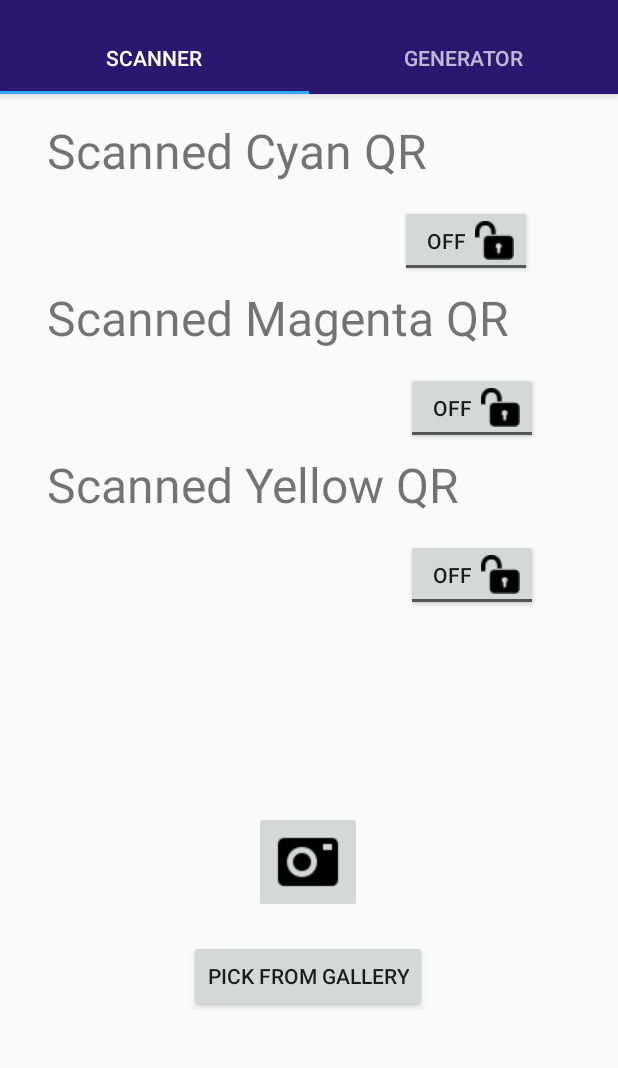
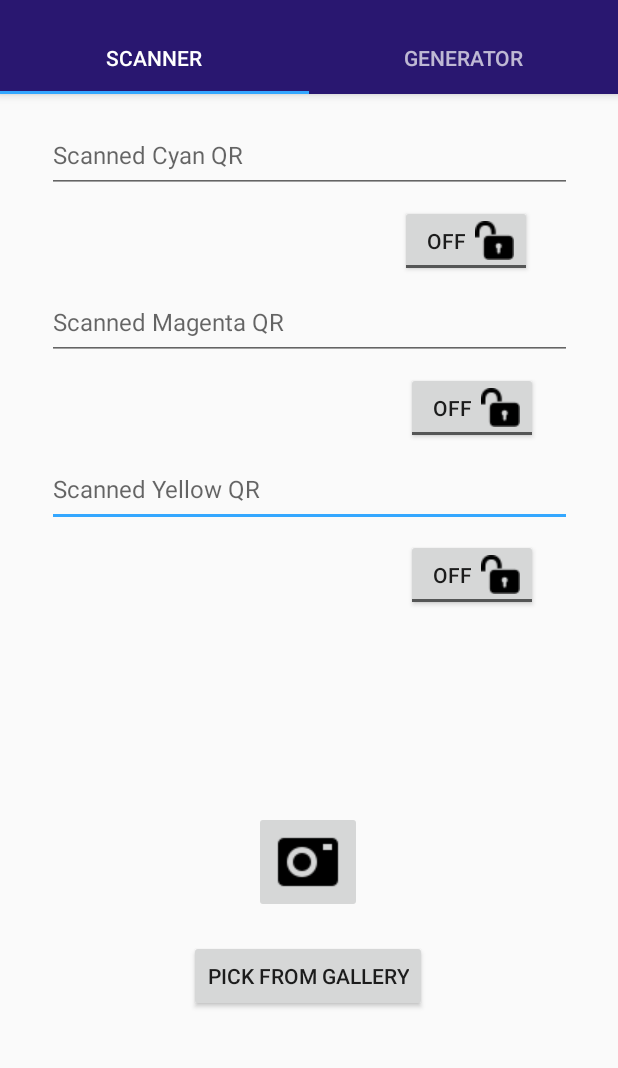
Before and after one commit to Candloid/QubeR, an Android app: the screen it shows after launch (MainActivity), on a phone screen of 412 x 824 dp, the part 74-1142 px from its top. Run offline under Robolectric (Android 15) with nearby library versions, the phone set to English and light mode, and no system bars; libraries missing offline, so code that uses them is left out: com.google.firebase.ml.

Commit message:
Scanner TextViews changed to EditTexts
Signed-off-by: Ayberk Aksoy <ayberkaksoy@hotmail.com>

```diff
--- a/app/src/main/java/com/quber/Scanner.java
+++ b/app/src/main/java/com/quber/Scanner.java
@@ -46,7 +46,7 @@ public class Scanner extends Fragment {
     private ImageButton cameraButton;
     private Button galleryButton;
     private ToggleButton tb1, tb2, tb3;
-    private TextView code1, code2, code3;
+    private EditText code1, code2, code3;
     private EditText password1, password2, password3;
 
     @Override
@@ -60,15 +60,15 @@ public class Scanner extends Fragment {
 
         tb1 = (ToggleButton) view.findViewById(R.id.obfuscateC);
         password1 = (EditText) view.findViewById(R.id.passwordC);
-        code1 = (TextView) view.findViewById(R.id.codeC);
+        code1 = (EditText) view.findViewById(R.id.codeC);
 
         tb2 = (ToggleButton) view.findViewById(R.id.obfuscateM);
         password2 = (EditText) view.findViewById(R.id.passwordM);
-        code2 = (TextView) view.findViewById(R.id.codeM);
+        code2 = (EditText) view.findViewById(R.id.codeM);
 
         tb3 = (ToggleButton) view.findViewById(R.id.obfuscateY);
         password3 = (EditText) view.findViewById(R.id.passwordY);
-        code3 = (TextView) view.findViewById(R.id.codeY);
+        code3 = (EditText) view.findViewById(R.id.codeY);
 
         tb1.setOnClickListener(v -> updateVisibility(tb1,password1));
         tb2.setOnClickListener(v -> updateVisibility(tb2,password2));
--- a/app/src/main/res/layout/fragment_scanner.xml
+++ b/app/src/main/res/layout/fragment_scanner.xml
@@ -33,13 +33,13 @@
         app:layout_constraintEnd_toEndOf="parent"
         app:layout_constraintStart_toEndOf="@+id/passwordY" />
 
-    <TextView
+    <EditText
         android:id="@+id/codeY"
         android:layout_width="350dp"
         android:layout_height="50dp"
         android:layout_marginTop="8dp"
-        android:textSize="32sp"
-        android:text="Scanned Yellow QR"
+        android:textSize="16sp"
+        android:hint="Scanned Yellow QR"
         app:layout_constraintEnd_toEndOf="parent"
         app:layout_constraintStart_toStartOf="parent"
         app:layout_constraintTop_toBottomOf="@+id/passwordM" />
@@ -69,28 +69,28 @@
         app:layout_constraintEnd_toEndOf="parent"
         app:layout_constraintStart_toEndOf="@+id/passwordM" />
 
-    <TextView
+    <EditText
         android:id="@+id/codeM"
         android:layout_width="350dp"
         android:layout_height="50dp"
         android:layout_marginStart="8dp"
         android:layout_marginTop="8dp"
         android:layout_marginEnd="8dp"
-        android:textSize="32sp"
-        android:text="Scanned Magenta QR"
+        android:textSize="16sp"
+        android:hint="Scanned Magenta QR"
         app:layout_constraintEnd_toEndOf="parent"
         app:layout_constraintStart_toStartOf="parent"
         app:layout_constraintTop_toBottomOf="@+id/passwordC" />
 
-    <TextView
+    <EditText
         android:id="@+id/codeC"
         android:layout_width="350dp"
         android:layout_height="50dp"
         android:layout_marginStart="8dp"
         android:layout_marginTop="16dp"
         android:layout_marginEnd="8dp"
-        android:textSize="32sp"
-        android:text="Scanned Cyan QR"
+        android:textSize="16sp"
+        android:hint="Scanned Cyan QR"
         app:layout_constraintEnd_toEndOf="parent"
         app:layout_constraintStart_toStartOf="parent"
         app:layout_constraintTop_toTopOf="parent" />
```
